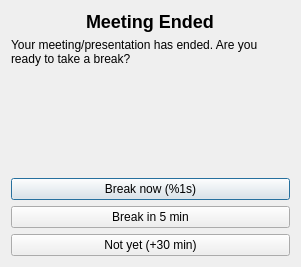
This is src/app/meeting-prompt.ui in AllanChain/sane-break as Qt 5 draws it before an edit. The edited form follows.
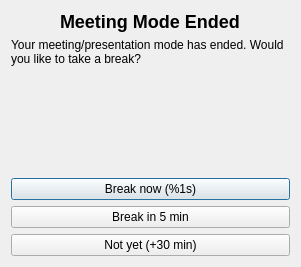
This is the edited form. Custom widgets are drawn as their Qt base class.

Diff of the .ui file:
```diff
--- a/src/app/meeting-prompt.ui
+++ b/src/app/meeting-prompt.ui
@@ -17,7 +17,7 @@
    <item alignment="Qt::AlignmentFlag::AlignHCenter">
     <widget class="QLabel" name="label_3">
      <property name="text">
-      <string>&lt;h2&gt;Meeting Ended&lt;/h2&gt;</string>
+      <string>&lt;h2&gt;Meeting Mode Ended&lt;/h2&gt;</string>
      </property>
      <property name="margin">
       <number>6</number>
@@ -27,7 +27,7 @@
    <item>
     <widget class="QLabel" name="label">
      <property name="text">
-      <string>Your meeting/presentation has ended. Are you ready to take a break?</string>
+      <string>Your meeting/presentation mode has ended. Would you like to take a break?</string>
      </property>
      <property name="wordWrap">
       <bool>true</bool>
```
Left out of the diff: 2 changed lines with no effect on the pictures.
